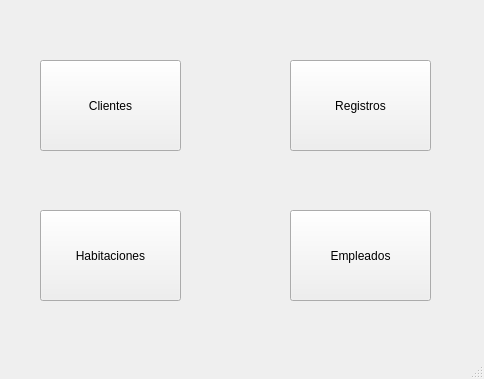
The window that Sistema_de_Registro_de_Hotel/mainwindow.ui (JeffersonFarCar/Sistema-de-Registro-de-Hotel) describes before a commit, drawn with Qt 5.
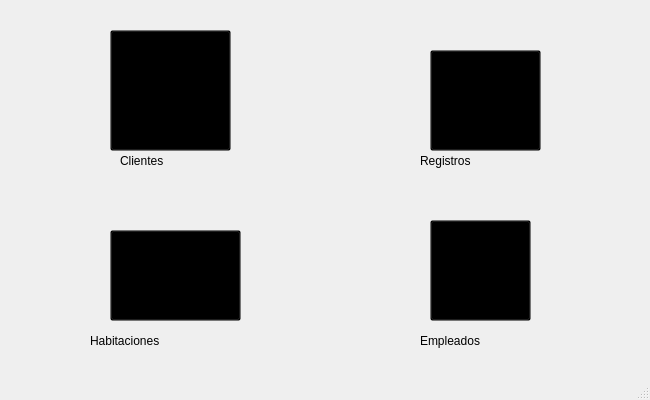
The same window after the commit. Icons and pictures are not drawn.

The edit to the form file:
```diff
--- a/Sistema_de_Registro_de_Hotel/mainwindow.ui
+++ b/Sistema_de_Registro_de_Hotel/mainwindow.ui
@@ -6,66 +6,185 @@
    <rect>
     <x>0</x>
     <y>0</y>
-    <width>484</width>
-    <height>379</height>
+    <width>650</width>
+    <height>400</height>
    </rect>
   </property>
   <property name="windowTitle">
-   <string>MainWindow</string>
+   <string>Bienvenido</string>
+  </property>
+  <property name="styleSheet">
+   <string notr="true"/>
   </property>
   <widget class="QWidget" name="centralwidget">
    <widget class="QPushButton" name="Usuarios_button">
     <property name="geometry">
      <rect>
-      <x>40</x>
-      <y>60</y>
-      <width>141</width>
-      <height>91</height>
+      <x>110</x>
+      <y>30</y>
+      <width>121</width>
+      <height>121</height>
      </rect>
     </property>
+    <property name="cursor">
+     <cursorShape>PointingHandCursor</cursorShape>
+    </property>
+    <property name="styleSheet">
+     <string notr="true">#Usuarios_button{
+	background-color: transparent;
+	border-image: url(:/imagenes/imagenes/cliente_unpressed.png);
+}
+
+#Usuarios_button:pressed{
+	border-image: url(:/imagenes/imagenes/cliente_pressed.png);
+}</string>
+    </property>
     <property name="text">
-     <string>Clientes</string>
+     <string/>
     </property>
    </widget>
    <widget class="QPushButton" name="Habitacions_button">
     <property name="geometry">
      <rect>
-      <x>40</x>
-      <y>210</y>
-      <width>141</width>
+      <x>110</x>
+      <y>230</y>
+      <width>131</width>
       <height>91</height>
      </rect>
     </property>
+    <property name="cursor">
+     <cursorShape>PointingHandCursor</cursorShape>
+    </property>
+    <property name="styleSheet">
+     <string notr="true">#Habitacions_button{
+	background-color: transparent;
+	border-image: url(:/imagenes/imagenes/habitacion_unpressed.png);
+}
+
+#Habitacions_button:pressed{
+	border-image: url(:/imagenes/imagenes/habitacion_pressed.png);
+}</string>
+    </property>
     <property name="text">
-     <string>Habitaciones</string>
+     <string/>
     </property>
    </widget>
    <widget class="QPushButton" name="Empleados_button">
     <property name="geometry">
      <rect>
-      <x>290</x>
-      <y>210</y>
-      <width>141</width>
-      <height>91</height>
+      <x>430</x>
+      <y>220</y>
+      <width>101</width>
+      <height>101</height>
      </rect>
     </property>
+    <property name="cursor">
+     <cursorShape>PointingHandCursor</cursorShape>
+    </property>
+    <property name="styleSheet">
+     <string notr="true">#Empleados_button{
+	background-color: transparent;
+	border-image: url(:/imagenes/imagenes/empleado_unpressed.png);
+}
+
+#Empleados_button:pressed{
+	border-image: url(:/imagenes/imagenes/empleado_pressed.png);
+}</string>
+    </property>
     <property name="text">
-     <string>Empleados</string>
+     <string/>
     </property>
    </widget>
    <widget class="QPushButton" name="Registros_button">
     <property name="geometry">
      <rect>
-      <x>290</x>
-      <y>60</y>
+      <x>430</x>
+      <y>50</y>
+      <width>111</width>
+      <height>101</height>
+     </rect>
+    </property>
+    <property name="cursor">
+     <cursorShape>PointingHandCursor</cursorShape>
+    </property>
+    <property name="styleSheet">
+     <string notr="true">#Registros_button{
+	background-color: transparent;
+	border-image: url(:/imagenes/imagenes/registro_unpressed.png);
+}
+
+#Registros_button:pressed{
+	border-image: url(:/imagenes/imagenes/registro_pressed.png);
+}</string>
+    </property>
+    <property name="text">
+     <string/>
+    </property>
+   </widget>
+   <widget class="QLabel" name="label">
+    <property name="geometry">
+     <rect>
+      <x>420</x>
+      <y>320</y>
       <width>141</width>
-      <height>91</height>
+      <height>41</height>
      </rect>
+    </property>
+    <property name="styleSheet">
+     <string notr="true">font: 75 24pt &quot;Times New Roman&quot;;</string>
+    </property>
+    <property name="text">
+     <string>Empleados</string>
+    </property>
+   </widget>
+   <widget class="QLabel" name="label_2">
+    <property name="geometry">
+     <rect>
+      <x>420</x>
+      <y>140</y>
+      <width>121</width>
+      <height>41</height>
+     </rect>
+    </property>
+    <property name="styleSheet">
+     <string notr="true">font: 75 24pt &quot;Times New Roman&quot;;</string>
     </property>
     <property name="text">
      <string>Registros</string>
     </property>
    </widget>
+   <widget class="QLabel" name="label_3">
+    <property name="geometry">
+     <rect>
+      <x>120</x>
+      <y>140</y>
+      <width>111</width>
+      <height>41</height>
+     </rect>
+    </property>
+    <property name="styleSheet">
+     <string notr="true">font: 75 24pt &quot;Times New Roman&quot;;</string>
+    </property>
+    <property name="text">
+     <string>Clientes</string>
+    </property>
+   </widget>
+   <widget class="QLabel" name="label_4">
+    <property name="geometry">
+     <rect>
+      <x>90</x>
+      <y>320</y>
+      <width>171</width>
+      <height>41</height>
+     </rect>
+    </property>
+    <property name="styleSheet">
+     <string notr="true">font: 75 24pt &quot;Times New Roman&quot;;</string>
+    </property>
+    <property name="text">
+     <string>Habitaciones</string>
+    </property>
+   </widget>
   </widget>
   <widget class="QStatusBar" name="statusbar"/>
  </widget>
```
